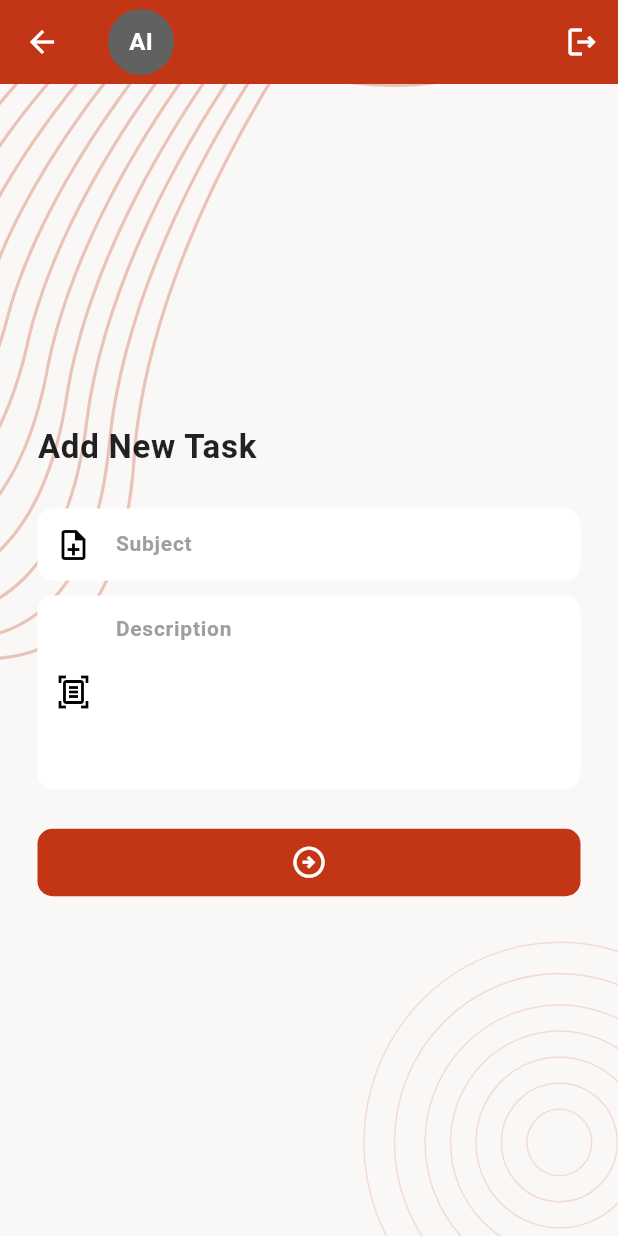
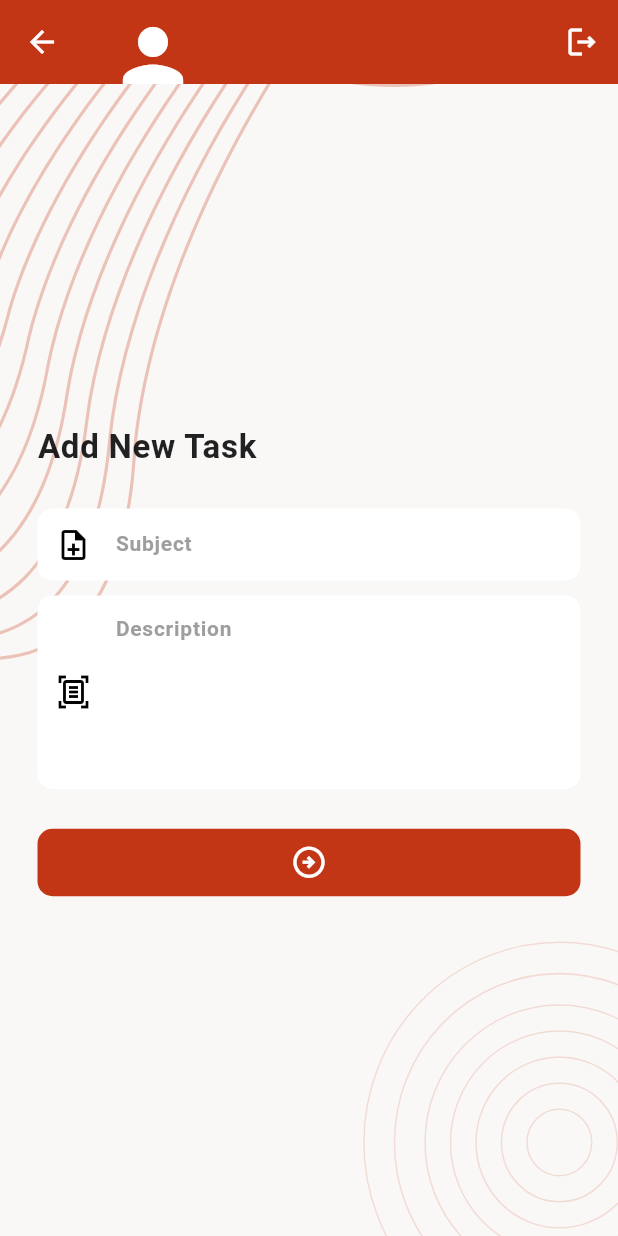
Before and after one commit to dev-ajijul-islam/task_manager_app, a Flutter app: the AddNewTaskScreen screen opened by its route, on a phone screen of 412 x 824 dp. Run offline on Flutter 3.47's test engine with Material 3 defaults, Android fonts, the phone set to English and light mode, and no system bars; our stand-ins replace email_validator, flutter_svg, image_picker, pin_code_fields, shared_preferences; accounts and stored records are empty.

```diff
--- a/lib/ui/widgets/app_bar_widget.dart
+++ b/lib/ui/widgets/app_bar_widget.dart
@@ -29,18 +29,15 @@ class AppbarWidget extends StatelessWidget implements PreferredSizeWidget {
                 spacing: 10,
                 children: [
                   CircleAvatar(
-                    radius: 22,
-                    backgroundColor: ColorScheme.of(context).secondary,
-                    backgroundImage: userImage,
-                    child: userImage == null
-                        ? Text(
-                            initials,
-                            style: const TextStyle(
-                              color: Colors.white,
-                              fontSize: 16,
-                              fontWeight: FontWeight.bold,
-                            ),
-                          )
+                    backgroundImage:
+                        (provider.user?.photo != null &&
+                            provider.user!.photo!.isNotEmpty)
+                        ? MemoryImage(base64Decode(provider.user!.photo!))
+                        : null,
+                    child:
+                        (provider.user?.photo == null ||
+                            provider.user!.photo!.isEmpty)
+                        ? const Icon(Icons.person, size: 60)
                         : null,
                   ),
 
```
